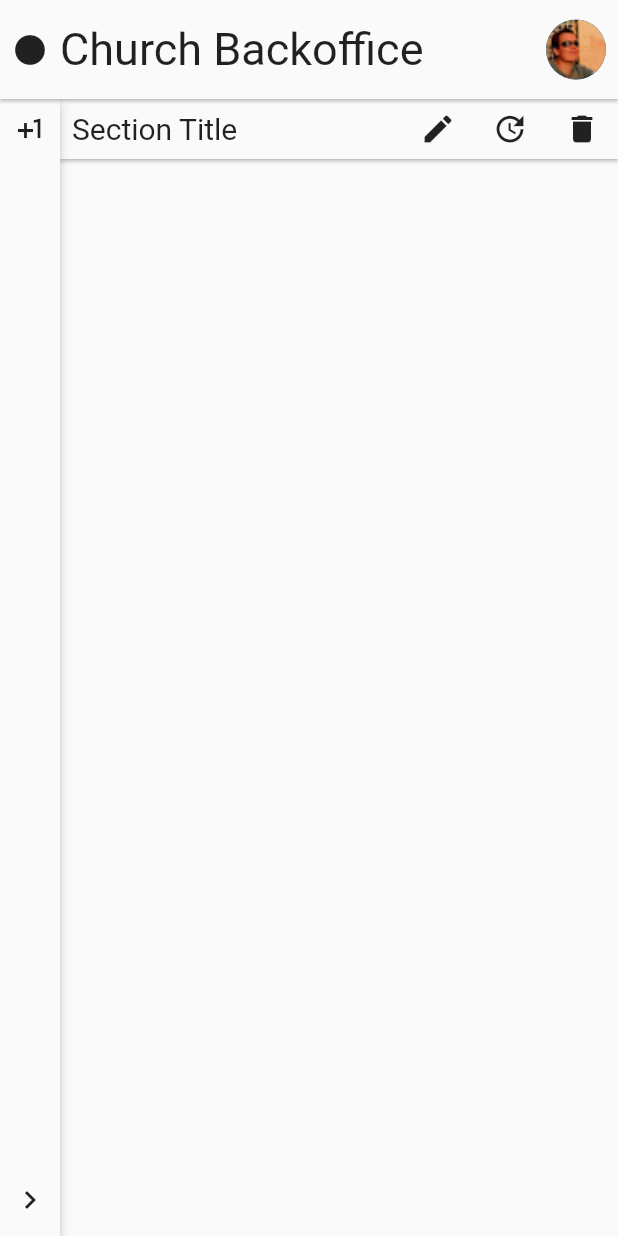
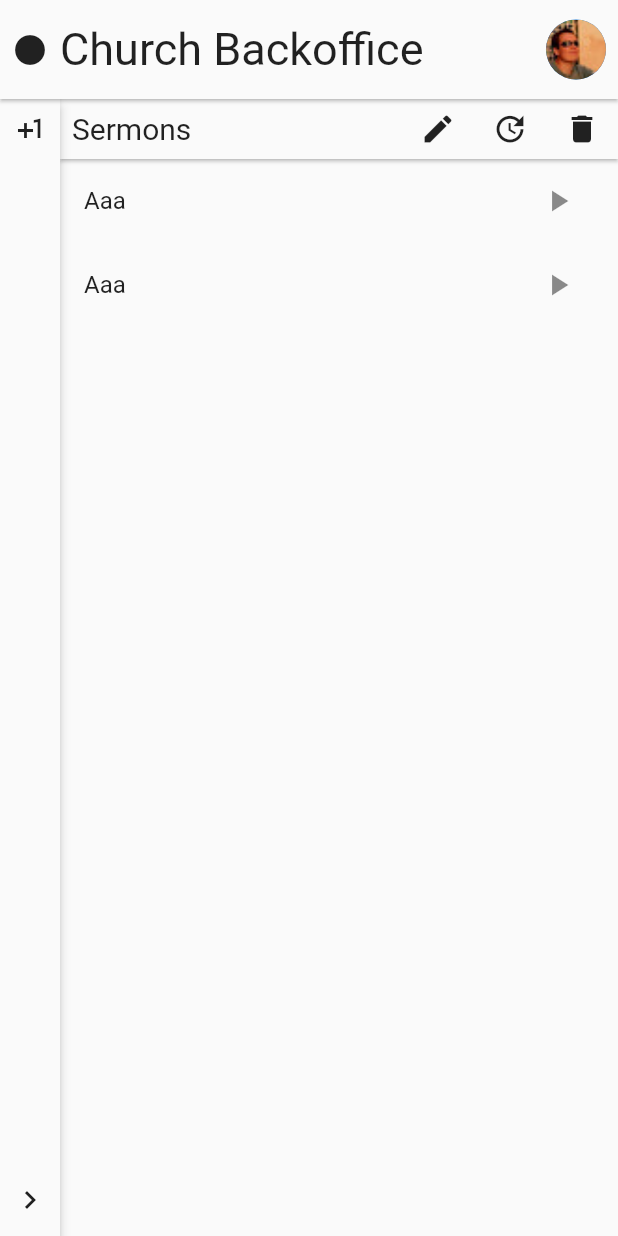
Before and after one commit to davidjohnmaccallum/church_backoffice, a Flutter app: the screen it shows once a user with an empty profile is signed in, after a tap on the "chevron left" icon, on a phone screen of 412 x 824 dp. Run offline on Flutter 3.47's test engine with Material 2 defaults, Android fonts, the light colour scheme and no system bars; our stand-ins replace email_validator, firebase_auth, firebase_core; accounts and stored records are empty.

Commit message:
Sermon list

```diff
--- a/lib/components/section.dart
+++ b/lib/components/section.dart
@@ -3,8 +3,15 @@ import 'package:flutter/material.dart';
 import 'section_header.dart';
 
 class Section extends StatelessWidget {
+  final List<Widget> actions;
+  final Widget content;
+  final String title;
+
   const Section({
     Key key,
+    this.actions,
+    this.content,
+    this.title,
   }) : super(key: key);
 
   @override
@@ -14,15 +21,12 @@ class Section extends StatelessWidget {
         Material(
           elevation: 1.0,
           child: SectionHeader(
-            actions: [
-              IconButton(icon: Icon(Icons.create), onPressed: () => {}),
-              IconButton(icon: Icon(Icons.update), onPressed: () => {}),
-              IconButton(icon: Icon(Icons.delete), onPressed: () => {}),
-            ],
+            title: title,
+            actions: actions ?? [],
           ),
         ),
         Expanded(
-          child: Container(),
+          child: content ?? Container(),
         ),
       ],
     );
--- a/lib/components/section_header.dart
+++ b/lib/components/section_header.dart
@@ -2,10 +2,12 @@ import 'package:flutter/material.dart';
 
 class SectionHeader extends StatelessWidget {
   final List<Widget> actions;
+  final String title;
 
   const SectionHeader({
     Key key,
     this.actions = const [],
+    this.title,
   }) : super(key: key);
 
   @override
@@ -17,7 +19,7 @@ class SectionHeader extends StatelessWidget {
           padding: const EdgeInsets.only(left: 8.0),
           child: Row(
             children: [
-              Text("Section Title",
+              Text(title ?? "",
                   style: TextStyle(
                     fontSize: 20,
                   )),
--- a/lib/main.dart
+++ b/lib/main.dart
@@ -151,7 +151,34 @@ class _AppState extends State<App> {
       sideNavItems: [
         NavItem("Sermons", Icon(Icons.plus_one), () => {}),
       ],
-      content: Section(),
+      content: Section(
+        title: "Sermons",
+        actions: [
+          IconButton(icon: Icon(Icons.create), onPressed: () => {}),
+          IconButton(icon: Icon(Icons.update), onPressed: () => {}),
+          IconButton(icon: Icon(Icons.delete), onPressed: () => {}),
+        ],
+        content: ListView(
+          children: [
+            ListTile(
+              title: Text("Aaa"),
+              trailing: IconButton(
+                icon: Icon(Icons.play_arrow),
+                onPressed: () => {},
+              ),
+              onTap: () => {},
+            ),
+            ListTile(
+              title: Text("Aaa"),
+              trailing: IconButton(
+                icon: Icon(Icons.play_arrow),
+                onPressed: () => {},
+              ),
+              onTap: () => {},
+            ),
+          ],
+        ),
+      ),
     );
   }
 
```
